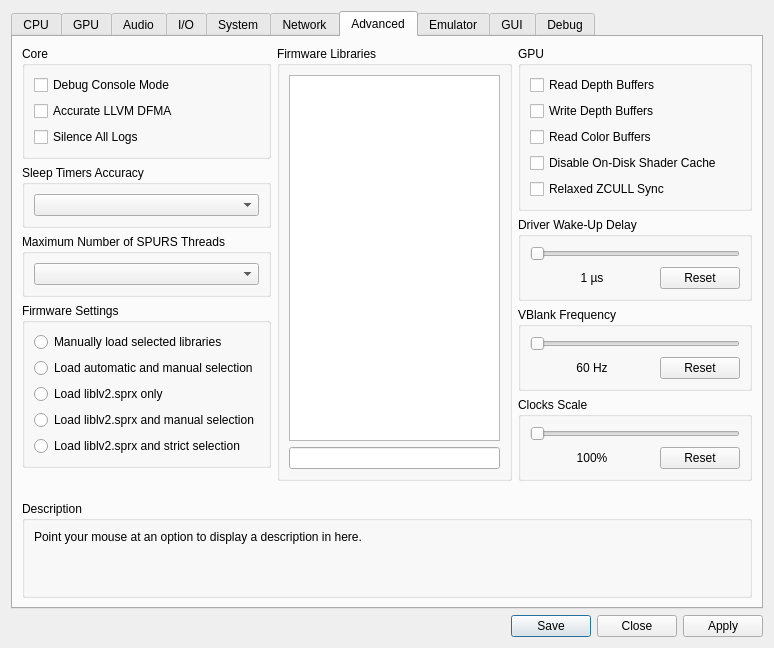
Old version of the form rpcs3/rpcs3qt/settings_dialog.ui in the repository RPCS3/rpcs3.
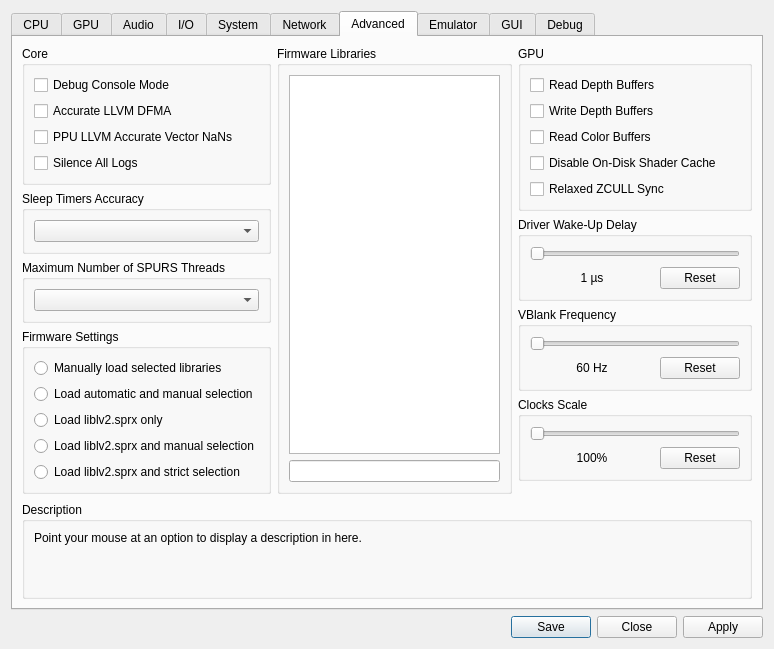
New version of the form. The open tabs and pages were chosen to show the change. Icons and pictures are not drawn.

Commit message: GUI followup for https://github.com/RPCS3/rpcs3/pull/8148

Diff of the .ui file:
```diff
--- a/rpcs3/rpcs3qt/settings_dialog.ui
+++ b/rpcs3/rpcs3qt/settings_dialog.ui
@@ -1799,6 +1799,13 @@
                 </property>
                </widget>
               </item>
+              <item>
+               <widget class="QCheckBox" name="AccurateVectorNaN">
+                <property name="text">
+                 <string>PPU LLVM Accurate Vector NaNs</string>
+                </property>
+               </widget>
+              </item>
               <item>
                <widget class="QCheckBox" name="silenceAllLogs">
                 <property name="text">
```
The commit also changes 3 other files.
